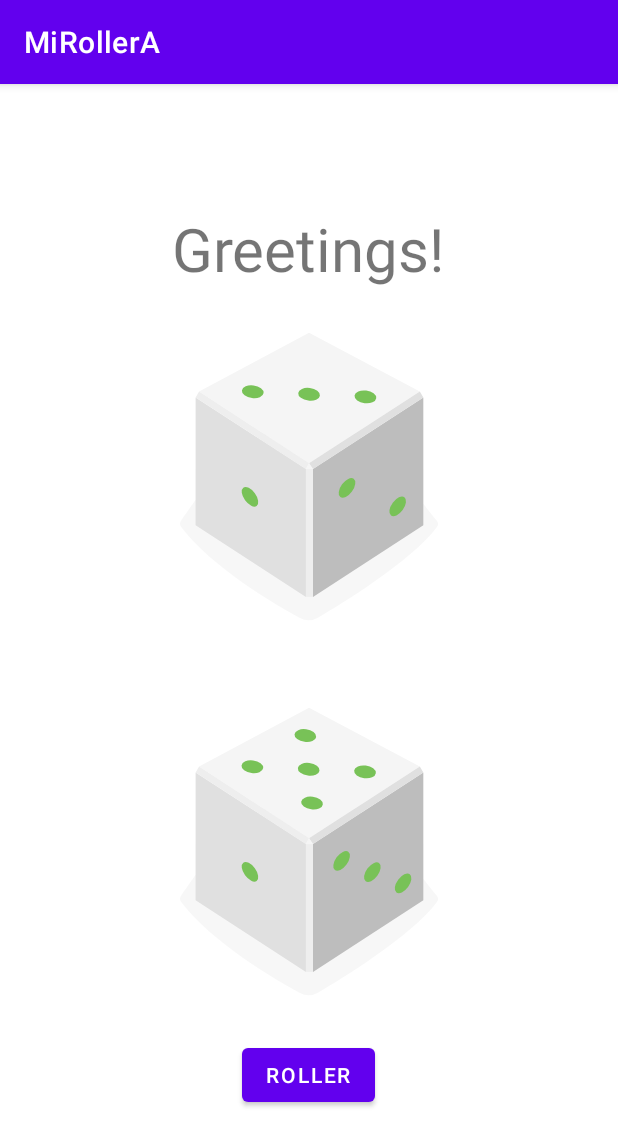
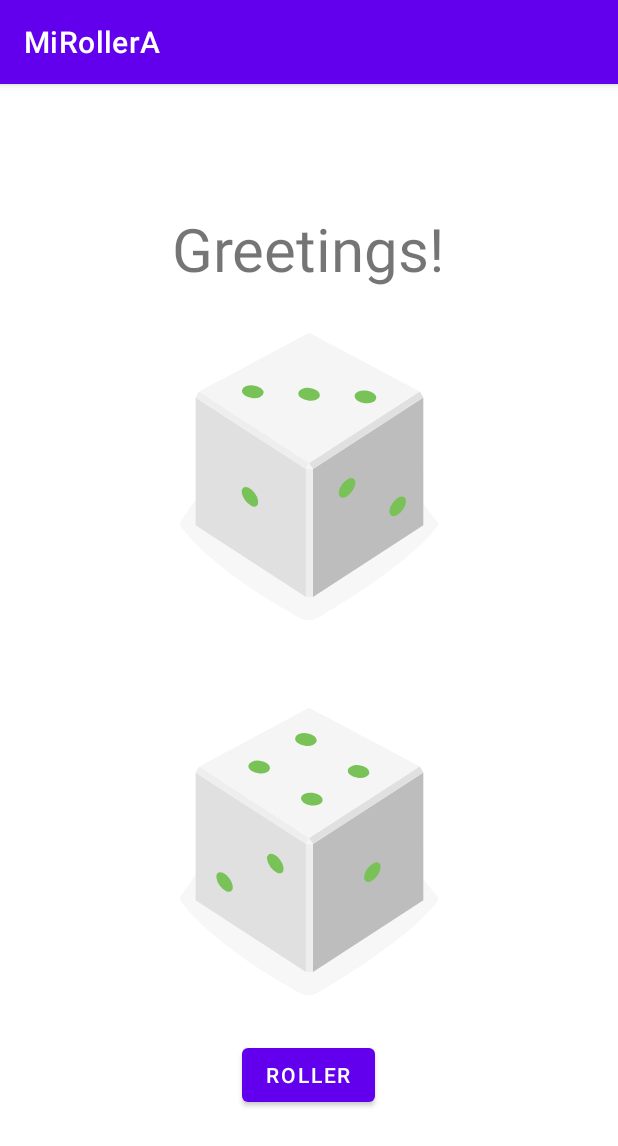
Before and after one commit to Thedestructive/MiRollerA_ErickYaelPerezGuzman, an Android app: the screen it shows after launch (MainActivity), on a phone screen of 412 x 824 dp. Shown: the top 1146 px of the screen. Run offline under Robolectric (Android 15) with nearby library versions, the phone set to English and light mode, and no system bars.

Commit message:
Corregidos algunos pequeños errores.

```diff
--- a/app/src/main/java/net/ivanvega/mirollera/MainActivity.kt
+++ b/app/src/main/java/net/ivanvega/mirollera/MainActivity.kt
@@ -27,7 +27,7 @@ class MainActivity : AppCompatActivity() {
 
 
         img1.setImageDrawable(resources.getDrawable(R.drawable.dice_3))
-        img2.setImageDrawable(resources.getDrawable(R.drawable.dice_5))
+        img2.setImageDrawable(resources.getDrawable(R.drawable.dice_4))
 
         boton.setOnClickListener {
             val al = diceRoller()
```
